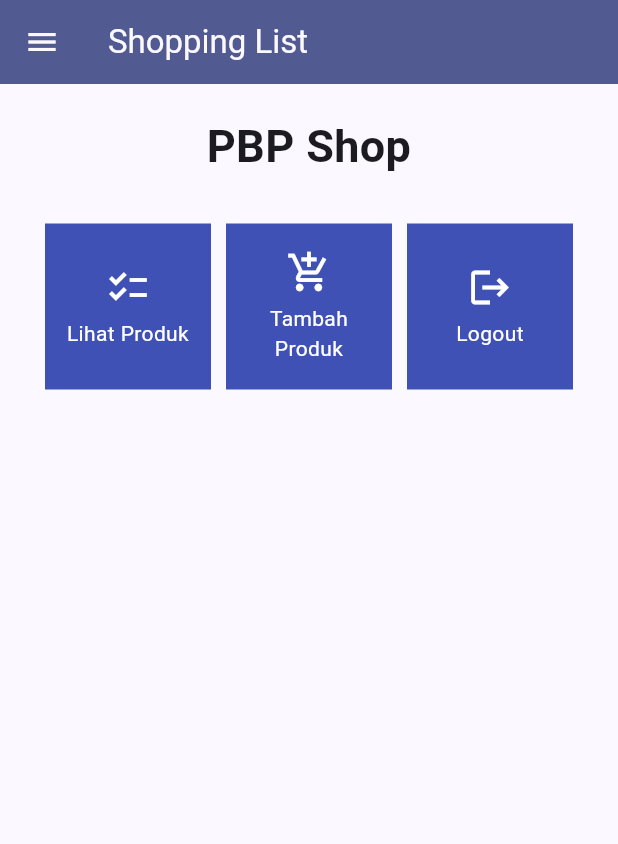
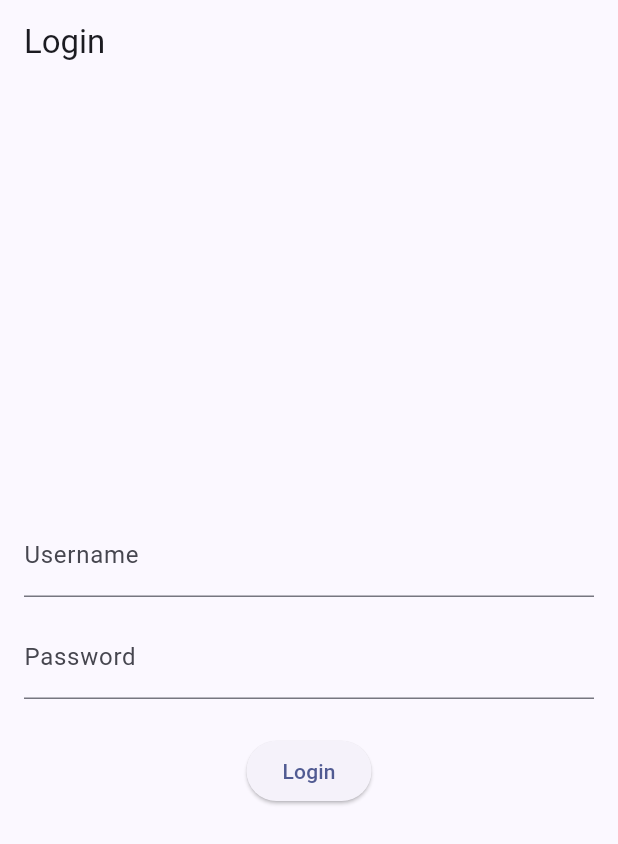
Before and after one commit to BimantoroW/shopping-list-mobile, a Flutter app: the screen it shows after launch, on a phone screen of 412 x 824 dp. Shown: the top 844 px of the screen. Run offline on Flutter 3.47's test engine with Material 2 defaults, Android fonts, the phone set to English and light mode, and no system bars; missing offline and left inert: pbp_django_auth.

Commit message:
selesaikan tutorial 8

```diff
--- a/lib/main.dart
+++ b/lib/main.dart
@@ -1,5 +1,7 @@
 import 'package:flutter/material.dart';
-import 'package:shopping_list/screens/menu.dart';
+import 'package:shopping_list/screens/login.dart';
+import 'package:pbp_django_auth/pbp_django_auth.dart';
+import 'package:provider/provider.dart';
 
 void main() {
   runApp(const MyApp());
@@ -11,28 +13,19 @@ class MyApp extends StatelessWidget {
   // This widget is the root of your application.
   @override
   Widget build(BuildContext context) {
-    return MaterialApp(
-      title: 'Flutter Demo',
-      theme: ThemeData(
-        // This is the theme of your application.
-        //
-        // TRY THIS: Try running your application with "flutter run". You'll see
-        // the application has a blue toolbar. Then, without quitting the app,
-        // try changing the seedColor in the colorScheme below to Colors.green
-        // and then invoke "hot reload" (save your changes or press the "hot
-        // reload" button in a Flutter-supported IDE, or press "r" if you used
-        // the command line to start the app).
-        //
-        // Notice that the counter didn't reset back to zero; the application
-        // state is not lost during the reload. To reset the state, use hot
-        // restart instead.
-        //
-        // This works for code too, not just values: Most code changes can be
-        // tested with just a hot reload.
-        colorScheme: ColorScheme.fromSeed(seedColor: Colors.indigo),
-        useMaterial3: true,
-      ),
-      home: MyHomePage(),
+    return Provider(
+      create: (_) {
+        CookieRequest request = CookieRequest();
+        return request;
+      },
+      child: MaterialApp(
+        title: 'Flutter Demo',
+        theme: ThemeData(
+          colorScheme: ColorScheme.fromSeed(seedColor: Colors.indigo),
+          useMaterial3: true,
+        ),
+        home: const LoginPage(),
+      )
     );
   }
 }
--- /dev/null
+++ b/lib/screens/login.dart
@@ -0,0 +1,109 @@
+import 'package:shopping_list/screens/menu.dart';
+import 'package:flutter/material.dart';
+import 'package:pbp_django_auth/pbp_django_auth.dart';
+import 'package:provider/provider.dart';
+
+void main() {
+  runApp(const LoginApp());
+}
+
+class LoginApp extends StatelessWidget {
+  const LoginApp({super.key});
+
+  @override
+  Widget build(BuildContext context) {
+    return MaterialApp(
+      title: 'Login',
+      theme: ThemeData(
+        primarySwatch: Colors.blue,
+      ),
+      home: const LoginPage(),
+    );
+  }
+}
+
+class LoginPage extends StatefulWidget {
+  const LoginPage({super.key});
+
+  @override
+  _LoginPageState createState() => _LoginPageState();
+}
+
+class _LoginPageState extends State<LoginPage> {
+  final TextEditingController _usernameController = TextEditingController();
+  final TextEditingController _passwordController = TextEditingController();
+
+  @override
+  Widget build(BuildContext context) {
+    final request = context.watch<CookieRequest>();
+    return Scaffold(
+      appBar: AppBar(
+        title: const Text('Login'),
+      ),
+      body: Container(
+        padding: const EdgeInsets.all(16.0),
+        child: Column(
+          mainAxisAlignment: MainAxisAlignment.center,
+          children: [
+            TextField(
+              controller: _usernameController,
+              decoration: const InputDecoration(
+                labelText: 'Username',
+              ),
+            ),
+            const SizedBox(height: 12.0),
+            TextField(
+              controller: _passwordController,
+              decoration: const InputDecoration(
+                labelText: 'Password',
+              ),
+              obscureText: true,
+            ),
+            const SizedBox(height: 24.0),
+            ElevatedButton(
+              onPressed: () async {
+                String username = _usernameController.text;
+                String password = _passwordController.text;
+                final response =
+                    await request.login("http://bimantoro-widyadana-tutorial.pbp.cs.ui.ac.id/auth/login/", {
+                  'username': username,
+                  'password': password,
+                });
+
+                if (request.loggedIn) {
+                  String message = response['message'];
+                  String uname = response['username'];
+                  Navigator.pushReplacement(
+                    context,
+                    MaterialPageRoute(builder: (context) => MyHomePage()),
+                  );
+                  ScaffoldMessenger.of(context)
+                    ..hideCurrentSnackBar()
+                    ..showSnackBar(SnackBar(
+                        content: Text("$message Selamat datang, $uname.")));
+                } else {
+                  showDialog(
+                    context: context,
+                    builder: (context) => AlertDialog(
+                      title: const Text('Login Gagal'),
+                      content: Text(response['message']),
+                      actions: [
+                        TextButton(
+                          child: const Text('OK'),
+                          onPressed: () {
+                            Navigator.pop(context);
+                          },
+                        ),
+                      ],
+                    ),
+                  );
+                }
+              },
+              child: const Text('Login'),
+            ),
+          ],
+        ),
+      ),
+    );
+  }
+}
--- a/pubspec.yaml
+++ b/pubspec.yaml
@@ -35,6 +35,9 @@ dependencies:
   # The following adds the Cupertino Icons font to your application.
   # Use with the CupertinoIcons class for iOS style icons.
   cupertino_icons: ^1.0.2
+  provider: ^6.1.1
+  pbp_django_auth: ^0.3.1
+  http: ^0.13.6
 
 dev_dependencies:
   flutter_test:
```
Also changed, not shown: lib/models/product.dart (added, +65 -0 lines), lib/screens/list_product.dart (added, +89 -0 lines), lib/screens/menu.dart (+26 -1 lines), lib/screens/shoplist_form.dart (+31 -28 lines), lib/widgets/left_drawer.dart (+12 -0 lines), pubspec.lock, 2 other files.
